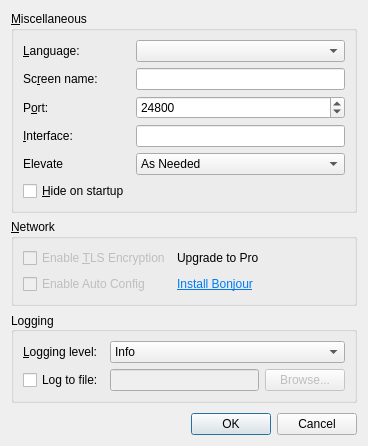
This is src/gui/src/SettingsDialogBase.ui in deskflow/deskflow as Qt 5 draws it before an edit. The edited form follows.
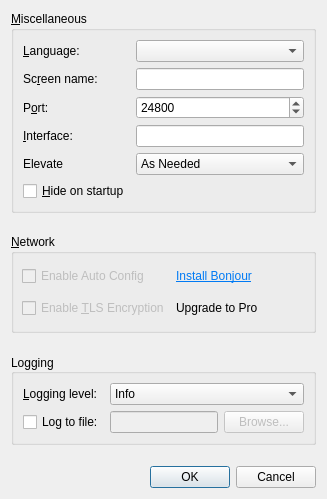
This is the edited form.

Commit message: #6338 Tidy up settings screen layout

The edit to the form file:
```diff
--- a/src/gui/src/SettingsDialogBase.ui
+++ b/src/gui/src/SettingsDialogBase.ui
@@ -2,14 +2,6 @@
 <ui version="4.0">
  <class>SettingsDialogBase</class>
  <widget class="QDialog" name="SettingsDialogBase">
-  <property name="geometry">
-   <rect>
-    <x>0</x>
-    <y>0</y>
-    <width>368</width>
-    <height>446</height>
-   </rect>
-  </property>
   <property name="windowTitle">
    <string>Settings</string>
   </property>
@@ -156,6 +148,22 @@
      </layout>
     </widget>
    </item>
+   <item>
+    <spacer name="verticalSpacer_2">
+     <property name="orientation">
+      <enum>Qt::Vertical</enum>
+     </property>
+     <property name="sizeType">
+      <enum>QSizePolicy::MinimumExpanding</enum>
+     </property>
+     <property name="sizeHint" stdset="0">
+      <size>
+       <width>20</width>
+       <height>15</height>
+      </size>
+     </property>
+    </spacer>
+   </item>
    <item>
     <widget class="QGroupBox" name="m_pGroupNetwork">
      <property name="enabled">
@@ -174,7 +182,27 @@
       <property name="fieldGrowthPolicy">
        <enum>QFormLayout::AllNonFixedFieldsGrow</enum>
       </property>
-      <item row="0" column="0">
+      <property name="leftMargin">
+       <number>2</number>
+      </property>
+      <property name="topMargin">
+       <number>12</number>
+      </property>
+      <property name="rightMargin">
+       <number>2</number>
+      </property>
+      <property name="bottomMargin">
+       <number>12</number>
+      </property>
+      <item row="0" column="1">
+       <layout class="QGridLayout" name="m_pGridLayoutNetwork">
+        <property name="leftMargin">
+         <number>0</number>
+        </property>
+        <property name="verticalSpacing">
+         <number>12</number>
+        </property>
+        <item row="1" column="0">
        <widget class="QCheckBox" name="m_pCheckBoxEnableCrypto">
         <property name="enabled">
          <bool>false</bool>
@@ -184,7 +212,7 @@
         </property>
        </widget>
       </item>
-      <item row="2" column="0">
+        <item row="0" column="0">
        <widget class="QCheckBox" name="m_pCheckBoxAutoConfig">
         <property name="enabled">
          <bool>false</bool>
@@ -194,7 +222,7 @@
         </property>
        </widget>
       </item>
-      <item row="2" column="1">
+        <item row="0" column="1">
        <widget class="QLabel" name="m_pLabelInstallBonjour">
         <property name="text">
          <string>&lt;html&gt;&lt;head/&gt;&lt;body&gt;&lt;p&gt;&lt;a href=&quot;#&quot;&gt;&lt;span style=&quot; text-decoration: underline; color:#007af4;&quot;&gt;Install Bonjour&lt;/span&gt;&lt;/a&gt;&lt;/p&gt;&lt;/body&gt;&lt;/html&gt;</string>
@@ -207,7 +235,7 @@
         </property>
        </widget>
       </item>
-      <item row="0" column="1">
+        <item row="1" column="1">
        <widget class="QLabel" name="m_pLabelProUpgrade">
         <property name="text">
          <string>&lt;html&gt;&lt;head/&gt;&lt;body&gt;&lt;p&gt;&lt;a href=&quot;https://symless.com/account?source=gui&amp;amp;intent=upgrade&quot;&gt;&lt;span style=&quot; text-decoration: underline; color:#007af4;&quot;&gt;Upgrade to Pro&lt;/span&gt;&lt;/a&gt;&lt;/p&gt;&lt;/body&gt;&lt;/html&gt;</string>
@@ -218,8 +246,26 @@
        </widget>
       </item>
      </layout>
+      </item>
+     </layout>
     </widget>
    </item>
+   <item>
+    <spacer name="verticalSpacer_3">
+     <property name="orientation">
+      <enum>Qt::Vertical</enum>
+     </property>
+     <property name="sizeType">
+      <enum>QSizePolicy::MinimumExpanding</enum>
+     </property>
+     <property name="sizeHint" stdset="0">
+      <size>
+       <width>20</width>
+       <height>15</height>
+      </size>
+     </property>
+    </spacer>
+   </item>
    <item>
     <widget class="QGroupBox" name="m_pGroupLog">
      <property name="sizePolicy">
@@ -310,10 +356,13 @@
      <property name="orientation">
       <enum>Qt::Vertical</enum>
      </property>
+     <property name="sizeType">
+      <enum>QSizePolicy::MinimumExpanding</enum>
+     </property>
      <property name="sizeHint" stdset="0">
       <size>
        <width>20</width>
-       <height>40</height>
+       <height>15</height>
       </size>
      </property>
     </spacer>
```
Left out of the diff: 1 changed line with no effect on the pictures. Lines whose indentation alone changed are shown as unchanged.
